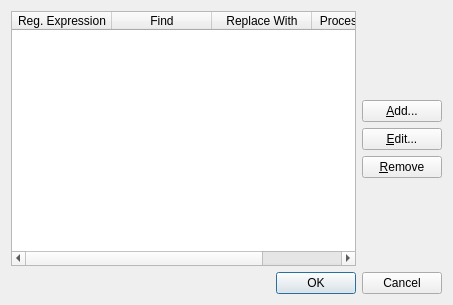
Above: src/replacewidget.ui from KDE/krename before the change. Below: the same form after it.
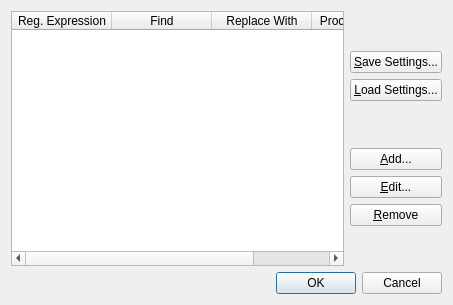
That is the form after the change.

Commit message: Patch by zmi zmi <zmi007@gmail.com> - Save and Load Setting for find and replace dialog

```diff
--- a/src/replacewidget.ui
+++ b/src/replacewidget.ui
@@ -64,6 +64,33 @@
          </property>
         </spacer>
        </item>
+       <item>
+	     <widget class="QPushButton" name="buttonSaveList">
+         <property name="text">
+          <string>&amp;Save Settings...</string>
+         </property>
+        </widget>
+       </item>
+       <item>
+	     <widget class="QPushButton" name="buttonLoadList">
+         <property name="text">
+          <string>&amp;Load Settings...</string>
+         </property>
+        </widget>
+       </item>
+       <item>
+        <spacer name="verticalSpacer">
+         <property name="orientation">
+          <enum>Qt::Vertical</enum>
+         </property>
+         <property name="sizeHint" stdset="0">
+          <size>
+           <width>20</width>
+           <height>40</height>
+          </size>
+         </property>
+        </spacer>
+       </item>
        <item>
         <widget class="QPushButton" name="buttonAdd">
          <property name="text">
```
The commit also changes 3 other files.
